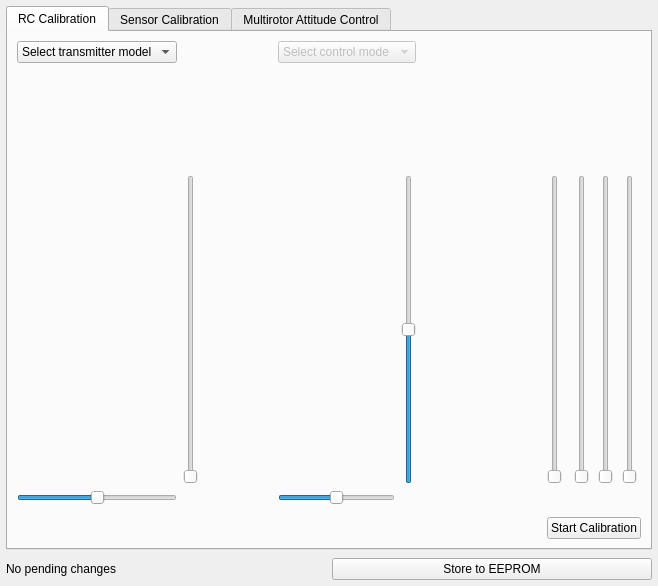
Qt form src/ui/QGCVehicleConfig.ui (mavlink/qgroundcontrol) before a commit.
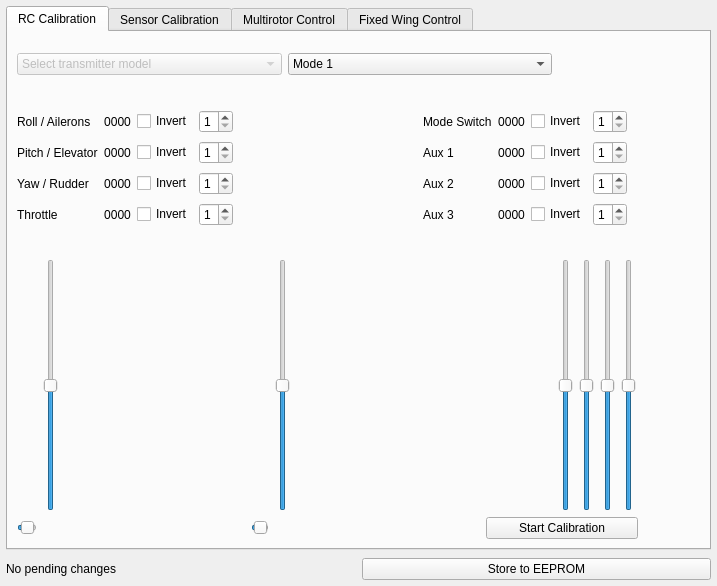
The same form after that commit. Icons and pictures are not drawn.

Commit message: Huge step towards usability goals: Graphic vehicle configuration in a first (ugly) sketch

Diff of the .ui file:
```diff
--- a/src/ui/QGCVehicleConfig.ui
+++ b/src/ui/QGCVehicleConfig.ui
@@ -6,7 +6,7 @@
    <rect>
     <x>0</x>
     <y>0</y>
-    <width>658</width>
+    <width>717</width>
     <height>586</height>
    </rect>
   </property>
@@ -32,111 +32,512 @@
       <attribute name="title">
        <string>RC Calibration</string>
       </attribute>
-      <layout class="QGridLayout" name="gridLayout_2">
-       <item row="2" column="8">
-        <widget class="QSlider" name="chan8Slider">
+      <layout class="QGridLayout" name="gridLayout_5" columnstretch="1,1,10,1,1,10,1,1,1,1,1,1,1,1,10">
+       <item row="8" column="1" rowspan="3">
+        <widget class="QSlider" name="throttleSlider">
+         <property name="minimum">
+          <number>-1</number>
+         </property>
+         <property name="maximum">
+          <number>1</number>
+         </property>
+         <property name="value">
+          <number>0</number>
+         </property>
          <property name="orientation">
           <enum>Qt::Vertical</enum>
          </property>
         </widget>
        </item>
-       <item row="2" column="4">
-        <widget class="QLabel" name="rightStickLabel">
-         <property name="text">
-          <string/>
+       <item row="8" column="4" rowspan="3" colspan="2">
+        <widget class="QSlider" name="pitchSlider">
+         <property name="minimum">
+          <number>-1</number>
          </property>
-         <property name="pixmap">
-          <pixmap resource="../../qgroundcontrol.qrc">:/files/images/rc_stick.svg</pixmap>
+         <property name="maximum">
+          <number>1</number>
          </property>
-         <property name="scaledContents">
-          <bool>true</bool>
+         <property name="value">
+          <number>0</number>
          </property>
-        </widget>
-       </item>
-       <item row="2" column="9">
-        <widget class="QSlider" name="chan7Slider">
          <property name="orientation">
           <enum>Qt::Vertical</enum>
          </property>
         </widget>
        </item>
-       <item row="2" column="2">
-        <spacer name="horizontalSpacer">
-         <property name="orientation">
-          <enum>Qt::Horizontal</enum>
-         </property>
-         <property name="sizeHint" stdset="0">
-          <size>
-           <width>40</width>
-           <height>20</height>
-          </size>
-         </property>
-        </spacer>
+       <item row="1" column="0" rowspan="2" colspan="9">
+        <layout class="QHBoxLayout" name="horizontalLayout">
+         <item>
+          <widget class="QComboBox" name="rcTypeComboBox">
+           <property name="enabled">
+            <bool>false</bool>
+           </property>
+           <property name="editable">
+            <bool>false</bool>
+           </property>
+           <item>
+            <property name="text">
+             <string>Select transmitter model</string>
+            </property>
+           </item>
+          </widget>
+         </item>
+         <item>
+          <widget class="QComboBox" name="rcModeComboBox">
+           <property name="enabled">
+            <bool>true</bool>
+           </property>
+           <item>
+            <property name="text">
+             <string>Mode 1</string>
+            </property>
+           </item>
+           <item>
+            <property name="text">
+             <string>Mode 2</string>
+            </property>
+           </item>
+           <item>
+            <property name="text">
+             <string>Mode 3</string>
+            </property>
+           </item>
+           <item>
+            <property name="text">
+             <string>Mode 4</string>
+            </property>
+           </item>
+          </widget>
+         </item>
+        </layout>
        </item>
-       <item row="4" column="0" rowspan="2" colspan="6">
-        <spacer name="verticalSpacer_3">
+       <item row="3" column="0" colspan="12">
+        <spacer name="verticalSpacer_2">
          <property name="orientation">
           <enum>Qt::Vertical</enum>
          </property>
          <property name="sizeHint" stdset="0">
           <size>
-           <width>5</width>
+           <width>598</width>
            <height>5</height>
           </size>
          </property>
         </spacer>
        </item>
-       <item row="0" column="8" rowspan="2" colspan="4">
+       <item row="4" column="0">
+        <widget class="QLabel" name="txLabel">
+         <property name="text">
+          <string/>
+         </property>
+        </widget>
+       </item>
+       <item row="2" column="7">
         <widget class="QLabel" name="instructionLabel">
          <property name="text">
           <string/>
          </property>
         </widget>
        </item>
-       <item row="3" column="0">
-        <widget class="QSlider" name="yawSlider">
-         <property name="minimum">
-          <number>800</number>
+       <item row="2" column="10" colspan="2">
+        <spacer name="horizontalSpacer_7">
+         <property name="orientation">
+          <enum>Qt::Horizontal</enum>
          </property>
-         <property name="maximum">
-          <number>2200</number>
+         <property name="sizeHint" stdset="0">
+          <size>
+           <width>40</width>
+           <height>20</height>
+          </size>
          </property>
-         <property name="value">
-          <number>1500</number>
-         </property>
+        </spacer>
+       </item>
+       <item row="5" column="0" colspan="13">
+        <layout class="QGridLayout" name="gridLayout_2">
+         <item row="3" column="5">
+          <widget class="QLabel" name="chanName_8">
+           <property name="text">
+            <string>Aux 3</string>
+           </property>
+          </widget>
+         </item>
+         <item row="2" column="6">
+          <widget class="QLabel" name="chanLabel_7">
+           <property name="text">
+            <string>0000</string>
+           </property>
+           <property name="alignment">
+            <set>Qt::AlignCenter</set>
+           </property>
+          </widget>
+         </item>
+         <item row="1" column="1">
+          <widget class="QLabel" name="chanLabel_2">
+           <property name="text">
+            <string>0000</string>
+           </property>
+           <property name="alignment">
+            <set>Qt::AlignCenter</set>
+           </property>
+          </widget>
+         </item>
+         <item row="1" column="0">
+          <widget class="QLabel" name="chanName_2">
+           <property name="text">
+            <string>Pitch / Elevator</string>
+           </property>
+          </widget>
+         </item>
+         <item row="0" column="1">
+          <widget class="QLabel" name="chanLabel">
+           <property name="text">
+            <string>0000</string>
+           </property>
+           <property name="alignment">
+            <set>Qt::AlignCenter</set>
+           </property>
+          </widget>
+         </item>
+         <item row="2" column="5">
+          <widget class="QLabel" name="chanName_7">
+           <property name="text">
+            <string>Aux 2</string>
+           </property>
+          </widget>
+         </item>
+         <item row="2" column="4">
+          <spacer name="horizontalSpacer_3">
+           <property name="orientation">
+            <enum>Qt::Horizontal</enum>
+           </property>
+           <property name="sizeHint" stdset="0">
+            <size>
+             <width>40</width>
+             <height>20</height>
+            </size>
+           </property>
+          </spacer>
+         </item>
+         <item row="3" column="6">
+          <widget class="QLabel" name="chanLabel_8">
+           <property name="text">
+            <string>0000</string>
+           </property>
+           <property name="alignment">
+            <set>Qt::AlignCenter</set>
+           </property>
+          </widget>
+         </item>
+         <item row="2" column="2">
+          <widget class="QCheckBox" name="invertCheckBox_3">
+           <property name="text">
+            <string>Invert</string>
+           </property>
+          </widget>
+         </item>
+         <item row="2" column="8">
+          <widget class="QSpinBox" name="aux2SpinBox">
+           <property name="minimum">
+            <number>1</number>
+           </property>
+           <property name="maximum">
+            <number>8</number>
+           </property>
+          </widget>
+         </item>
+         <item row="3" column="8">
+          <widget class="QSpinBox" name="aux3SpinBox">
+           <property name="minimum">
+            <number>1</number>
+           </property>
+           <property name="maximum">
+            <number>8</number>
+           </property>
+          </widget>
+         </item>
+         <item row="3" column="4">
+          <spacer name="horizontalSpacer_4">
+           <property name="orientation">
+            <enum>Qt::Horizontal</enum>
+           </property>
+           <property name="sizeHint" stdset="0">
+            <size>
+             <width>40</width>
+             <height>20</height>
+            </size>
+           </property>
+          </spacer>
+         </item>
+         <item row="3" column="0">
+          <widget class="QLabel" name="chanName_4">
+           <property name="text">
+            <string>Throttle</string>
+           </property>
+          </widget>
+         </item>
+         <item row="2" column="7">
+          <widget class="QCheckBox" name="invertCheckBox_7">
+           <property name="text">
+            <string>Invert</string>
+           </property>
+          </widget>
+         </item>
+         <item row="2" column="3">
+          <widget class="QSpinBox" name="yawSpinBox">
+           <property name="minimum">
+            <number>1</number>
+           </property>
+           <property name="maximum">
+            <number>8</number>
+           </property>
+          </widget>
+         </item>
+         <item row="3" column="3">
+          <widget class="QSpinBox" name="throttleSpinBox">
+           <property name="minimum">
+            <number>1</number>
+           </property>
+           <property name="maximum">
+            <number>8</number>
+           </property>
+          </widget>
+         </item>
+         <item row="0" column="5">
+          <widget class="QLabel" name="chanName_5">
+           <property name="text">
+            <string>Mode Switch</string>
+           </property>
+          </widget>
+         </item>
+         <item row="3" column="1">
+          <widget class="QLabel" name="chanLabel_4">
+           <property name="text">
+            <string>0000</string>
+           </property>
+           <property name="alignment">
+            <set>Qt::AlignCenter</set>
+           </property>
+          </widget>
+         </item>
+         <item row="1" column="3">
+          <widget class="QSpinBox" name="pitchSpinBox">
+           <property name="minimum">
+            <number>1</number>
+           </property>
+           <property name="maximum">
+            <number>8</number>
+           </property>
+          </widget>
+         </item>
+         <item row="1" column="8">
+          <widget class="QSpinBox" name="aux1SpinBox">
+           <property name="minimum">
+            <number>1</number>
+           </property>
+           <property name="maximum">
+            <number>8</number>
+           </property>
+          </widget>
+         </item>
+         <item row="1" column="5">
+          <widget class="QLabel" name="chanName_6">
+           <property name="text">
+            <string>Aux 1</string>
+           </property>
+          </widget>
+         </item>
+         <item row="0" column="3">
+          <widget class="QSpinBox" name="rollSpinBox">
+           <property name="minimum">
+            <number>1</number>
+           </property>
+           <property name="maximum">
+            <number>8</number>
+           </property>
+          </widget>
+         </item>
+         <item row="1" column="6">
+          <widget class="QLabel" name="chanLabel_6">
+           <property name="text">
+            <string>0000</string>
+           </property>
+           <property name="alignment">
+            <set>Qt::AlignCenter</set>
+           </property>
+          </widget>
+         </item>
+         <item row="0" column="8">
+          <widget class="QSpinBox" name="modeSpinBox">
+           <property name="minimum">
+            <number>1</number>
+           </property>
+           <property name="maximum">
+            <number>8</number>
+           </property>
+          </widget>
+         </item>
+         <item row="0" column="0">
+          <widget class="QLabel" name="chanName">
+           <property name="text">
+            <string>Roll / Ailerons</string>
+           </property>
+          </widget>
+         </item>
+         <item row="1" column="2">
+          <widget class="QCheckBox" name="invertCheckBox_2">
+           <property name="text">
+            <string>Invert</string>
+           </property>
+          </widget>
+         </item>
+         <item row="3" column="2">
+          <widget class="QCheckBox" name="invertCheckBox_4">
+           <property name="text">
+            <string>Invert</string>
+           </property>
+          </widget>
+         </item>
+         <item row="1" column="7">
+          <widget class="QCheckBox" name="invertCheckBox_6">
+           <property name="text">
+            <string>Invert</string>
+           </property>
+          </widget>
+         </item>
+         <item row="2" column="1">
+          <widget class="QLabel" name="chanLabel_3">
+           <property name="text">
+            <string>0000</string>
+           </property>
+           <property name="alignment">
+            <set>Qt::AlignCenter</set>
+           </property>
+          </widget>
+         </item>
+         <item row="3" column="7">
+          <widget class="QCheckBox" name="invertCheckBox_8">
+           <property name="text">
+            <string>Invert</string>
+           </property>
+          </widget>
+         </item>
+         <item row="1" column="4">
+          <spacer name="horizontalSpacer_2">
+           <property name="orientation">
+            <enum>Qt::Horizontal</enum>
+           </property>
+           <property name="sizeHint" stdset="0">
+            <size>
+             <width>40</width>
+             <height>20</height>
+            </size>
+           </property>
+          </spacer>
+         </item>
+         <item row="2" column="0">
+          <widget class="QLabel" name="chanName_3">
+           <property name="text">
+            <string>Yaw / Rudder</string>
+           </property>
+          </widget>
+         </item>
+         <item row="0" column="6">
+          <widget class="QLabel" name="chanLabel_5">
+           <property name="text">
+            <string>0000</string>
+           </property>
+           <property name="alignment">
+            <set>Qt::AlignCenter</set>
+           </property>
+          </widget>
+         </item>
+         <item row="0" column="4">
+          <spacer name="horizontalSpacer">
+           <property name="orientation">
+            <enum>Qt::Horizontal</enum>
+           </property>
+           <property name="sizeHint" stdset="0">
+            <size>
+             <width>40</width>
+             <height>20</height>
+            </size>
+           </property>
+          </spacer>
+         </item>
+         <item row="0" column="7">
+          <widget class="QCheckBox" name="invertCheckBox_5">
+           <property name="text">
+            <string>Invert</string>
+           </property>
+          </widget>
+         </item>
+         <item row="0" column="2">
+          <widget class="QCheckBox" name="invertCheckBox">
+           <property name="text">
+            <string>Invert</string>
+           </property>
+          </widget>
+         </item>
+        </layout>
+       </item>
+       <item row="5" column="13" colspan="2">
+        <spacer name="horizontalSpacer_12">
          <property name="orientation">
           <enum>Qt::Horizontal</enum>
          </property>
-        </widget>
+         <property name="sizeHint" stdset="0">
+          <size>
+           <width>22</width>
+           <height>122</height>
+          </size>
+         </property>
+        </spacer>
        </item>
-       <item row="0" column="4" colspan="2">
-        <widget class="QComboBox" name="controlModeComboBox">
-         <property name="enabled">
-          <bool>false</bool>
+       <item row="6" column="0" colspan="15">
+        <spacer name="verticalSpacer">
+         <property name="orientation">
+          <enum>Qt::Vertical</enum>
          </property>
-         <item>
-          <property name="text">
-           <string>Select control mode</string>
-          </property>
-         </item>
-        </widget>
+         <property name="sizeHint" stdset="0">
+          <size>
+           <width>598</width>
+           <height>17</height>
+          </size>
+         </property>
+        </spacer>
        </item>
-       <item row="0" column="0">
-        <widget class="QComboBox" name="rcTypeComboBox">
-         <item>
-          <property name="text">
-           <string>Select transmitter model</string>
-          </property>
-         </item>
+       <item row="8" column="3" rowspan="3">
+        <widget class="QLabel" name="rightStickLabel">
+         <property name="text">
+          <string/>
+         </property>
+         <property name="pixmap">
+          <pixmap resource="../../qgroundcontrol.qrc">:/files/images/rc_stick.svg</pixmap>
+         </property>
+         <property name="scaledContents">
+          <bool>true</bool>
+         </property>
         </widget>
        </item>
-       <item row="1" column="4" colspan="2">
-        <widget class="QLabel" name="modeLabel">
-         <property name="minimumSize">
+       <item row="8" column="2" rowspan="3">
+        <spacer name="horizontalSpacer_14">
+         <property name="orientation">
+          <enum>Qt::Horizontal</enum>
+         </property>
+         <property name="sizeHint" stdset="0">
           <size>
-           <width>100</width>
-           <height>100</height>
+           <width>40</width>
+           <height>20</height>
           </size>
+         </property>
+        </spacer>
+       </item>
+       <item row="8" column="0" rowspan="3">
+        <widget class="QLabel" name="leftStickLabel">
+         <property name="sizePolicy">
+          <sizepolicy hsizetype="Preferred" vsizetype="Preferred">
+           <horstretch>1</horstretch>
+           <verstretch>1</verstretch>
+          </sizepolicy>
          </property>
          <property name="sizeIncrement">
           <size>
@@ -150,13 +551,6 @@
            <height>50</height>
           </size>
          </property>
-         <property name="text">
-          <string/>
-         </property>
-        </widget>
-       </item>
-       <item row="2" column="0">
-        <widget class="QLabel" name="leftStickLabel">
          <property name="text">
           <string/>
          </property>
@@ -168,105 +562,139 @@
          </property>
         </widget>
        </item>
-       <item row="3" column="4">
+       <item row="8" column="14">
+        <spacer name="horizontalSpacer_6">
+         <property name="orientation">
+          <enum>Qt::Horizontal</enum>
+         </property>
+         <property name="sizeHint" stdset="0">
+          <size>
+           <width>40</width>
+           <height>20</height>
+          </size>
+         </property>
+        </spacer>
+       </item>
+       <item row="11" column="0">
+        <widget class="QSlider" name="yawSlider">
+         <property name="minimum">
+          <number>-1</number>
+         </property>
+         <property name="maximum">
+          <number>1</number>
+         </property>
+         <property name="value">
+          <number>0</number>
+         </property>
+         <property name="orientation">
+          <enum>Qt::Horizontal</enum>
+         </property>
+        </widget>
+       </item>
+       <item row="11" column="3">
         <widget class="QSlider" name="rollSlider">
          <property name="minimum">
-          <number>800</number>
+          <number>-1</number>
          </property>
          <property name="maximum">
-          <number>2200</number>
+          <number>1</number>
          </property>
          <property name="value">
-          <number>1500</number>
+          <number>0</number>
          </property>
          <property name="orientation">
           <enum>Qt::Horizontal</enum>
          </property>
         </widget>
        </item>
-       <item row="1" column="0">
-        <widget class="QLabel" name="txLabel">
-         <property name="text">
-          <string/>
-         </property>
-        </widget>
-       </item>
-       <item row="2" column="5">
-        <widget class="QSlider" name="pitchSlider">
-         <property name="minimum">
-          <number>800</number>
-         </property>
-         <property name="maximum">
-          <number>2200</number>
-         </property>
-         <property name="value">
-          <number>1500</number>
-         </property>
-         <property name="orientation">
-          <enum>Qt::Vertical</enum>
-         </property>
-        </widget>
-       </item>
-       <item row="2" column="10">
-        <widget class="QSlider" name="chan6Slider">
-         <property name="orientation">
-          <enum>Qt::Vertical</enum>
-         </property>
-        </widget>
-       </item>
-       <item row="2" column="11">
-        <widget class="QSlider" name="chan5Slider">
-         <property name="orientation">
-          <enum>Qt::Vertical</enum>
-         </property>
-        </widget>
-       </item>
-       <item row="2" column="1">
-        <widget class="QSlider" name="throttleSlider">
-         <property name="minimum">
-          <number>800</number>
-         </property>
-         <property name="maximum">
-          <number>2200</number>
-         </property>
-         <property name="orientation">
-          <enum>Qt::Vertical</enum>
-         </property>
-        </widget>
-       </item>
-       <item row="2" column="7">
-        <spacer name="horizontalSpacer_2">
-         <property name="orientation">
-          <enum>Qt::Horizontal</enum>
-         </property>
-         <property name="sizeHint" stdset="0">
-          <size>
-           <width>40</width>
-           <height>20</height>
-          </size>
-         </property>
-        </spacer>
-       </item>
-       <item row="5" column="6">
-        <spacer name="horizontalSpacer_3">
-         <property name="orientation">
-          <enum>Qt::Horizontal</enum>
-         </property>
-         <property name="sizeHint" stdset="0">
-          <size>
-           <width>40</width>
-           <height>20</height>
-          </size>
-         </property>
-        </spacer>
-       </item>
-       <item row="5" column="8" colspan="4">
+       <item row="11" column="6" colspan="8">
         <widget class="QPushButton" name="rcCalibrationButton">
          <property name="text">
           <string>Start Calibration</string>
          </property>
         </widget>
        </item>
+       <item row="0" column="0">
+        <spacer name="verticalSpacer_3">
+         <property name="orientation">
+          <enum>Qt::Vertical</enum>
+         </property>
+         <property name="sizeType">
+          <enum>QSizePolicy::MinimumExpanding</enum>
+         </property>
+         <property name="sizeHint" stdset="0">
+          <size>
+           <width>20</width>
+           <height>10</height>
+          </size>
+         </property>
+        </spacer>
+       </item>
+       <item row="8" column="10" rowspan="3">
+        <widget class="QSlider" name="aux1Slider">
+         <property name="minimum">
+          <number>-1</number>
+         </property>
+         <property name="maximum">
+          <number>1</number>
+         </property>
+         <property name="orientation">
+          <enum>Qt::Vertical</enum>
+         </property>
+        </widget>
+       </item>
+       <item row="8" column="11" rowspan="3">
+        <widget class="QSlider" name="aux2Slider">
+         <property name="minimum">
+          <number>-1</number>
+         </property>
+         <property name="maximum">
+          <number>1</number>
+         </property>
+         <property name="orientation">
+          <enum>Qt::Vertical</enum>
+         </property>
+        </widget>
+       </item>
+       <item row="8" column="12" rowspan="3" colspan="2">
+        <widget class="QSlider" name="aux3Slider">
+         <property name="minimum">
+          <number>-1</number>
+         </property>
+         <property name="maximum">
+          <number>1</number>
+         </property>
+         <property name="orientation">
+          <enum>Qt::Vertical</enum>
+         </property>
+        </widget>
+       </item>
+       <item row="8" column="9" rowspan="3">
+        <widget class="QSlider" name="modeSwitchSlider">
+         <property name="minimum">
+          <number>-1</number>
+         </property>
+         <property name="maximum">
+          <number>1</number>
+         </property>
+         <property name="orientation">
+          <enum>Qt::Vertical</enum>
+         </property>
+        </widget>
+       </item>
+       <item row="7" column="5" rowspan="2" colspan="4">
+        <spacer name="horizontalSpacer_5">
+         <property name="orientation">
+          <enum>Qt::Horizontal</enum>
+         </property>
+         <property name="sizeHint" stdset="0">
+          <size>
+           <width>40</width>
+           <height>20</height>
+          </size>
+         </property>
+        </spacer>
+       </item>
       </layout>
      </widget>
      <widget class="QWidget" name="sensorTab">
@@ -315,7 +743,7 @@
      </widget>
      <widget class="QWidget" name="tab">
       <attribute name="title">
-       <string>Multirotor Attitude Control</string>
+       <string>Multirotor Control</string>
       </attribute>
       <layout class="QGridLayout" name="gridLayout_3">
        <item row="1" column="0">
@@ -338,13 +766,17 @@
          </property>
         </widget>
        </item>
-       <item row="8" column="0">
-        <widget class="QDoubleSpinBox" name="doubleSpinBox_5"/>
-       </item>
-       <item row="8" column="1">
-        <widget class="QSlider" name="horizontalSlider_6">
-         <property name="orientation">
-          <enum>Qt::Horizontal</enum>
+      </layout>
+     </widget>
+     <widget class="QWidget" name="fixedWingTab">
+      <attribute name="title">
+       <string>Fixed Wing Control</string>
+      </attribute>
+      <layout class="QGridLayout" name="gridLayout_4">
+       <item row="1" column="0" colspan="2">
+        <widget class="QGroupBox" name="fixedWingControlAttitudeGroupBox">
+         <property name="title">
+          <string>Attitude</string>
          </property>
         </widget>
        </item>
```
Left out of the diff: 260 changed lines with no effect on the pictures. The commit also changes 10 other files.
